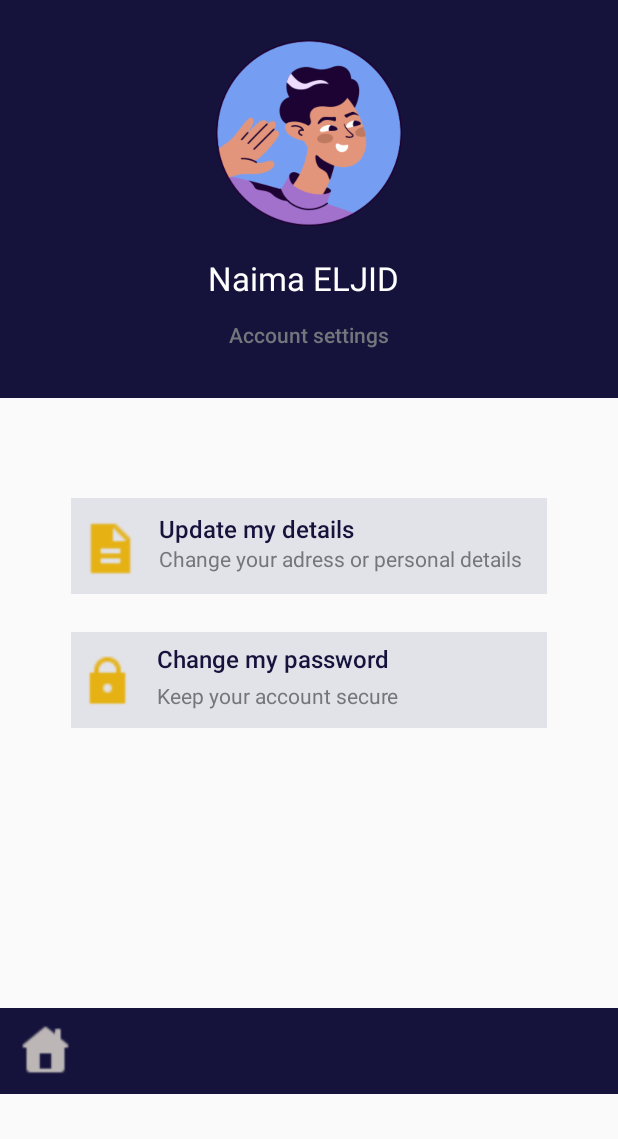
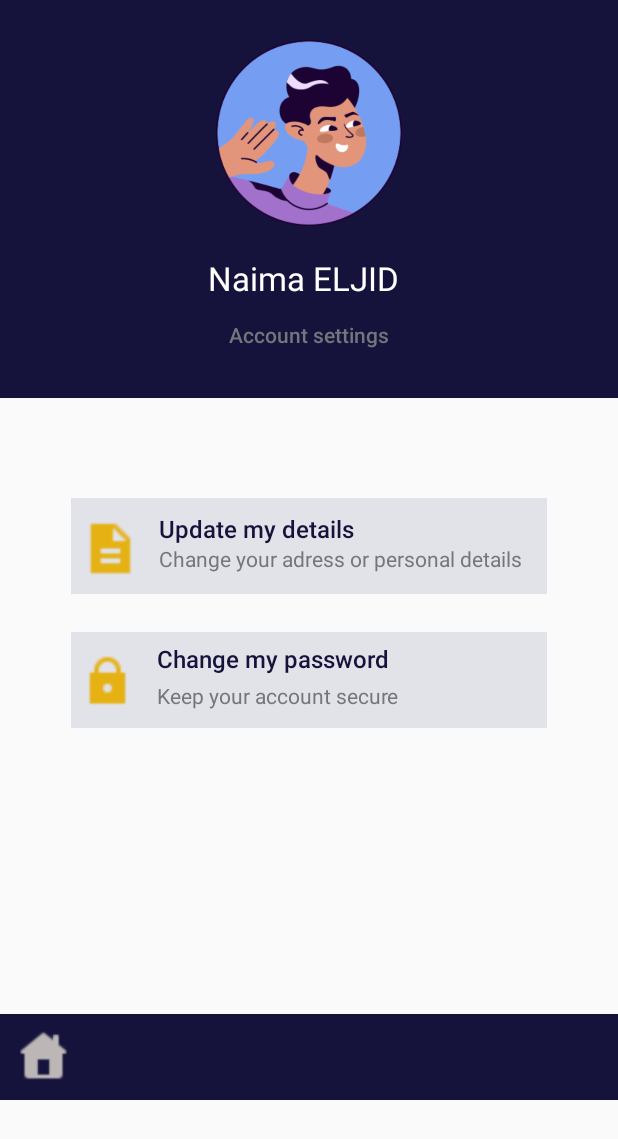
Before and after one commit to naima-adardor/CreditBook, an Android app: the layout profile.xml on its own in the app's theme, with its tools: preview values and no code run, on a phone screen of 412 x 824 dp. Shown: the top 1139 px of the screen. Run offline under Robolectric (Android 15) with nearby library versions, the phone set to English and light mode, and no system bars; Roboto replaces fonts that are not available here.

Commit message:
change image + changes on profile

```diff
--- a/app/src/main/res/layout/activity_welcome.xml
+++ b/app/src/main/res/layout/activity_welcome.xml
@@ -77,7 +77,7 @@
         app:layout_constraintStart_toStartOf="parent"
         app:layout_constraintTop_toTopOf="parent"
         app:layout_constraintVertical_bias="0.075"
-        app:srcCompat="@drawable/hello" />
+        app:srcCompat="@drawable/man" />
 
 
     </androidx.constraintlayout.widget.ConstraintLayout>
--- a/app/src/main/res/layout/profile.xml
+++ b/app/src/main/res/layout/profile.xml
@@ -163,10 +163,10 @@
         android:id="@+id/textView12"
         android:layout_width="416dp"
         android:layout_height="57dp"
-        android:layout_marginTop="672dp"
+        android:layout_marginTop="676dp"
         android:background="@color/DarkBlue"
         app:layout_constraintEnd_toEndOf="parent"
-        app:layout_constraintHorizontal_bias="0.0"
+        app:layout_constraintHorizontal_bias="0.4"
         app:layout_constraintStart_toStartOf="parent"
         app:layout_constraintTop_toTopOf="parent" />
 
```
